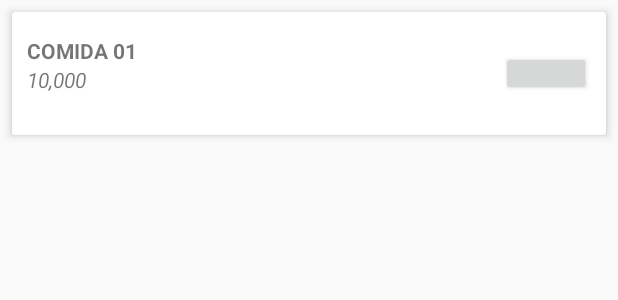
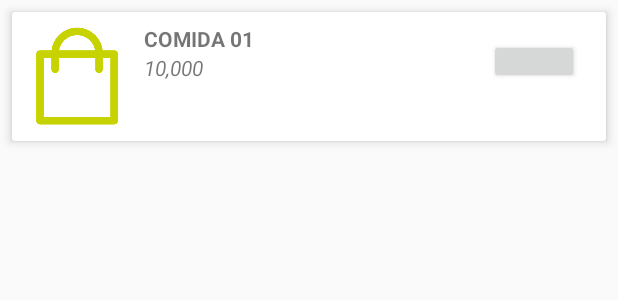
Before and after one commit to Liv4T/LaJaujaCliente, an Android app: the layout cart_layout.xml on its own in the app's theme, with its tools: preview values and no code run, on a phone screen of 412 x 824 dp. Shown: the top 300 px of the screen. Run offline under Robolectric (Android 15) with nearby library versions, the phone set to English and light mode, and no system bars; plain views replace ElegantNumberButton.

Commit message:
Agregada imagen al checkout del carrito

```diff
--- a/app/src/main/java/com/dybcatering/lajauja/FoodDetail.java
+++ b/app/src/main/java/com/dybcatering/lajauja/FoodDetail.java
@@ -79,7 +79,8 @@ public class FoodDetail extends AppCompatActivity implements RatingDialogListene
                         currentFood.getFood(),
                         numberButton.getNumber(),
                         currentFood.getPrice(),
-                        currentFood.getDiscount()
+                        currentFood.getDiscount(),
+                        currentFood.getImage()
                 ));
                 Toast.makeText(FoodDetail.this, "Agregado Al Carrito de Compras ", Toast.LENGTH_SHORT).show();
             }
--- a/app/src/main/java/com/dybcatering/lajauja/FoodList.java
+++ b/app/src/main/java/com/dybcatering/lajauja/FoodList.java
@@ -224,7 +224,8 @@ public class FoodList extends AppCompatActivity {
                             food.getFood(),
                             "1",
                             food.getPrice(),
-                            food.getDiscount()
+                            food.getDiscount(),
+                            food.getImage()
                     ));
                     Toast.makeText(FoodList.this, "Agregado Al Carrito de Compras ", Toast.LENGTH_SHORT).show();
                 }
--- a/app/src/main/res/layout/cart_layout.xml
+++ b/app/src/main/res/layout/cart_layout.xml
@@ -9,12 +9,18 @@
     >
 
     <LinearLayout
-        android:layout_marginTop="16dp"
-        android:layout_marginBottom="16dp"
+        android:layout_margin="8dp"
         android:orientation="horizontal"
         android:layout_gravity="center_vertical"
         android:layout_width="match_parent"
         android:layout_height="wrap_content" >
+
+        <ImageView
+            android:id="@+id/cart_image"
+            android:layout_width="70dp"
+            android:layout_height="70dp"
+            app:srcCompat="@drawable/bolsa_vacia" />
+
 
         <LinearLayout
             android:orientation="vertical"
--- a/app/src/main/res/layout/food_item.xml
+++ b/app/src/main/res/layout/food_item.xml
@@ -72,7 +72,7 @@
                 android:layout_width="0dp"
                 android:layout_height="match_parent"
                 android:layout_weight="1"
-                appNs:srcCompat="@drawable/bolsa_vacia" />
+                appNs:srcCompat="@drawable/agregar" />
 
         </LinearLayout>
 
```
Also changed, not shown: app/src/main/java/com/dybcatering/lajauja/Database/Database.java (+7 -5 lines), app/src/main/java/com/dybcatering/lajauja/Model/Order.java (+15 -2 lines), app/src/main/java/com/dybcatering/lajauja/ViewHolder/CartAdapter.java (+9 -3 lines), app/src/main/assets/databases/LaJaujaDB.db.
